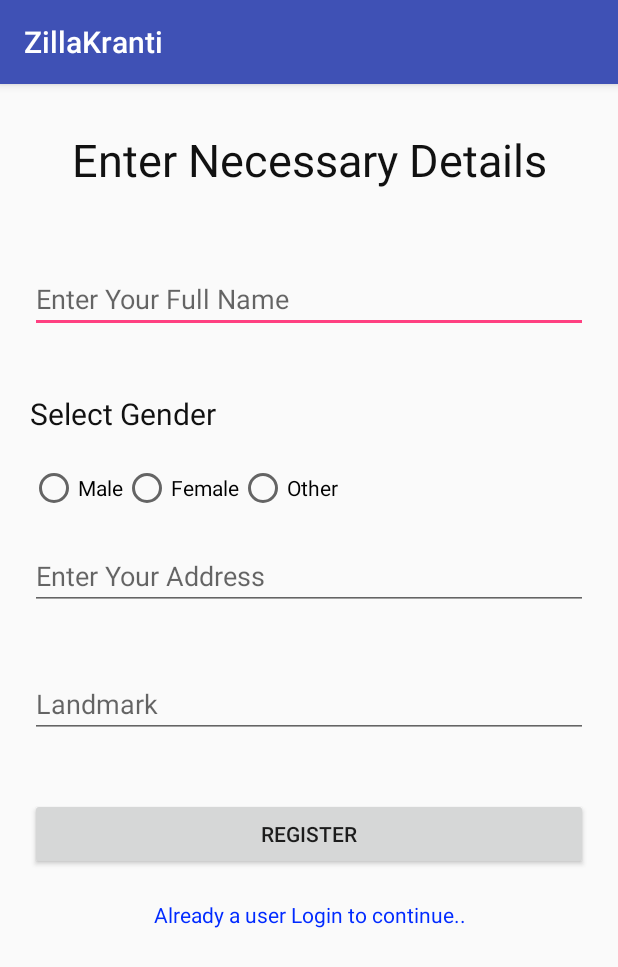
After one commit to akshaybengani/ZillaKranti, an Android app: the GoogleSignUp screen opened directly, with no data from a screen before it, on a phone screen of 412 x 824 dp. The commit adds this screen. Shown: the top 967 px of the screen. Run offline under Robolectric (Android 15) with nearby library versions, the phone set to English and light mode, and no system bars.

Commit message:
Added Nothing

```diff
--- a/app/build.gradle
+++ b/app/build.gradle
@@ -59,4 +59,7 @@ dependencies {
 
 
 
+
+
+
 apply plugin: 'com.google.gms.google-services'
--- /dev/null
+++ b/app/src/main/java/com/zillakranti/zillakranti/GoogleSignUp.java
@@ -0,0 +1,17 @@
+package com.zillakranti.zillakranti;
+
+import android.support.v7.app.AppCompatActivity;
+import android.os.Bundle;
+
+public class GoogleSignUp extends AppCompatActivity {
+
+    @Override
+    protected void onCreate(Bundle savedInstanceState) {
+        super.onCreate(savedInstanceState);
+        setContentView(R.layout.activity_google_sign_up);
+
+
+    }
+
+
+}
--- a/app/src/main/java/com/zillakranti/zillakranti/SplashScreen.java
+++ b/app/src/main/java/com/zillakranti/zillakranti/SplashScreen.java
@@ -19,7 +19,7 @@ public class SplashScreen extends AppCompatActivity {
         new Handler().postDelayed(new Runnable() {
             @Override
             public void run() {
-                Intent homeIntent = new Intent(SplashScreen.this,LogInActivity.class);
+                Intent homeIntent = new Intent(SplashScreen.this,ChooseUserType.class);
                 startActivity(homeIntent);
                 finish();
             }
--- /dev/null
+++ b/app/src/main/res/layout/activity_google_sign_up.xml
@@ -0,0 +1,108 @@
+<?xml version="1.0" encoding="utf-8"?>
+
+<ScrollView
+    xmlns:android="http://schemas.android.com/apk/res/android"
+    xmlns:app="http://schemas.android.com/apk/res-auto"
+    xmlns:tools="http://schemas.android.com/tools"
+    android:layout_width="match_parent"
+    android:orientation="vertical"
+    android:layout_height="match_parent"
+    tools:context="com.zillakranti.zillakranti.GoogleSignUp" >
+
+<LinearLayout
+    android:layout_width="match_parent"
+    android:layout_height="match_parent"
+    android:orientation="vertical"
+
+    >
+
+    <TextView
+        android:layout_width="match_parent"
+        android:layout_height="wrap_content"
+        android:text="Enter Necessary Details"
+        android:textColor="#111"
+        android:layout_margin="30dp"
+        android:textAlignment="center"
+        android:textSize="30dp"
+        />
+    <EditText
+        android:id="@+id/editTextName"
+        android:inputType="textPersonName"
+        android:layout_width="match_parent"
+        android:layout_height="wrap_content"
+        android:layout_margin="20dp"
+        android:hint="Enter Your Full Name"
+        />
+    <TextView
+        android:layout_width="match_parent"
+        android:layout_margin="20dp"
+        android:layout_height="wrap_content"
+        android:textSize="20dp"
+        android:text="Select Gender"
+        android:textColor="#111"
+
+        />
+    <RadioGroup
+        android:layout_width="match_parent"
+        android:orientation="horizontal"
+        android:layout_marginHorizontal="20dp"
+        android:layout_height="wrap_content">
+
+        <RadioButton
+            android:layout_width="wrap_content"
+            android:layout_height="wrap_content"
+            android:text="Male"
+            />
+        <RadioButton
+            android:layout_width="wrap_content"
+            android:layout_height="wrap_content"
+            android:text="Female"
+            />
+        <RadioButton
+            android:layout_width="wrap_content"
+            android:layout_height="wrap_content"
+            android:text="Other"
+            />
+
+    </RadioGroup>
+
+
+    <EditText
+        android:id="@+id/editTextAddress"
+        android:lines="3"
+        android:inputType="textPostalAddress"
+        android:layout_width="match_parent"
+        android:layout_height="wrap_content"
+        android:layout_margin="20dp"
+        android:hint="Enter Your Address"
+        />
+    <EditText
+        android:inputType="textPostalAddress"
+        android:id="@+id/editTextAddressLandmark"
+        android:layout_width="match_parent"
+        android:layout_height="wrap_content"
+        android:layout_margin="20dp"
+        android:hint="Landmark"
+        />
+    <Button
+        android:id="@+id/buttonRegister"
+        android:layout_width="match_parent"
+        android:layout_height="wrap_content"
+        android:layout_margin="20dp"
+        android:text="Register"
+        />
+    <TextView
+        android:id="@+id/textviewLogin"
+        android:layout_width="match_parent"
+        android:layout_height="wrap_content"
+        android:layout_marginHorizontal="20dp"
+        android:textAlignment="center"
+        android:textColor="#002aff"
+        android:text="Already a user Login to continue.."
+        />
+
+
+
+</LinearLayout>
+
+</ScrollView>
```
Also changed, not shown: app/src/main/AndroidManifest.xml (+16 -5 lines), app/src/main/java/com/zillakranti/zillakranti/ChooseUserType.java (added, +46 -0 lines), app/src/main/java/com/zillakranti/zillakranti/LogInActivity.java (+23 -6 lines), app/src/main/java/com/zillakranti/zillakranti/MainActivity.java (+56 -0 lines), app/src/main/java/com/zillakranti/zillakranti/SignUpActivity.java (added, +19 -0 lines), app/src/main/res/layout/activity_choose_user_type.xml (added, +27 -0 lines), app/src/main/res/layout/activity_sign_up.xml (added, +122 -0 lines), app/src/main/res/layout/fragment_task_add.xml (+20 -1 lines).
